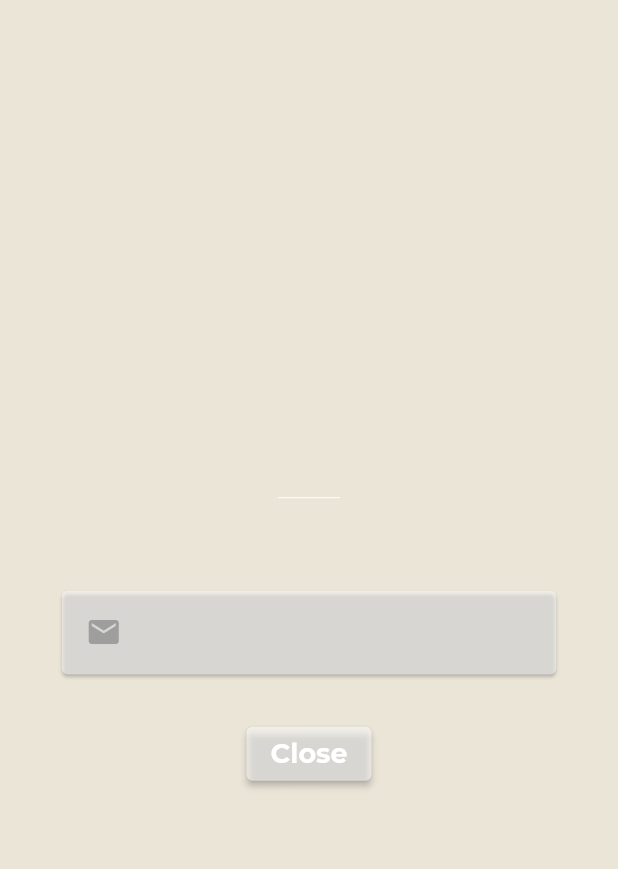
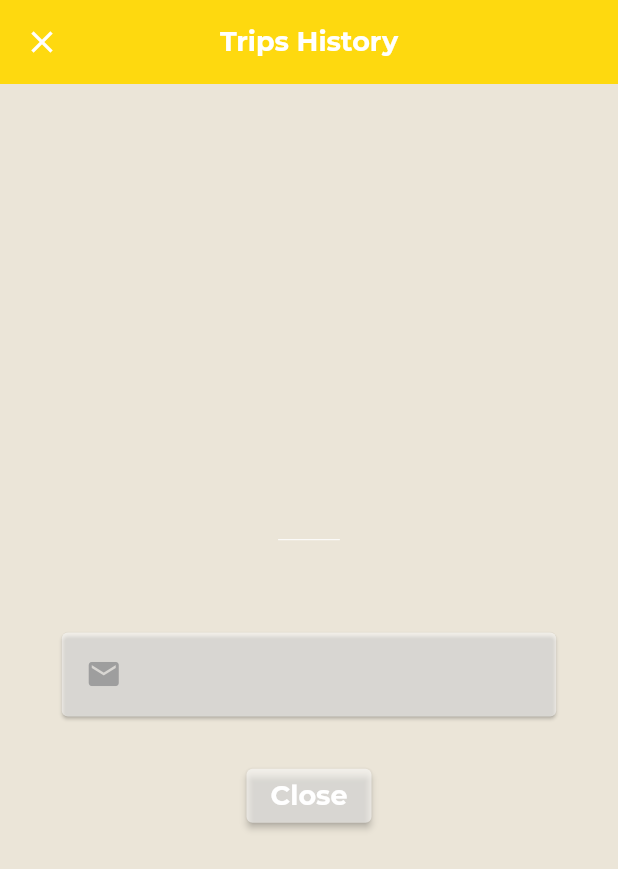
Before and after one commit to kryzlerahne/E-Hatid-Passenger-App, a Flutter app: the MapSample screen opened by its route, in the side drawer, after a tap on "Visit Profile", on a phone screen of 412 x 824 dp. Shown: the top 869 px of the screen. Run offline on Flutter 3.47's test engine with Material 2 defaults, Android fonts, the phone set to English and light mode, and no system bars; our stand-ins replace animate_do, cloud_firestore, curved_navigation_bar, email_validator, firebase_auth, firebase_core and 15 more; missing offline and left inert: flutter_geofire, flutter_polyline_points; accounts and stored records are empty.

Commit message:
About and Profile Screen

```diff
--- a/lib/profile_screen.dart
+++ b/lib/profile_screen.dart
@@ -17,6 +17,22 @@ class _ProfileScreenState extends State<ProfileScreen> {
   Widget build(BuildContext context) {
     return Scaffold(
       backgroundColor: Color(0xFFEBE5D8),
+      appBar: AppBar(
+        centerTitle: true,
+        backgroundColor: Color(0xFFFED90F),
+        title: Text(
+          "Trips History",
+          style:TextStyle(fontFamily: 'Montserrat', fontSize: 18, fontWeight: FontWeight.bold),
+        ),
+        elevation: 0,
+        leading: IconButton(
+          icon: Icon(Icons.close),
+          onPressed: ()
+          {
+            Navigator.pop(context);
+          },
+        ),
+      ),
       body: SafeArea(
         child: Column(
           mainAxisAlignment: MainAxisAlignment.center,
--- a/lib/select_nearest_active_driver_screen.dart
+++ b/lib/select_nearest_active_driver_screen.dart
@@ -92,7 +92,7 @@ class _SelectNearestActiveDriversScreenState extends State<SelectNearestActiveDr
                       ),
                     ),
                     SmoothStarRating(
-                      rating: 3.5,
+                      rating: dList[index]["ratings"] == null ? 0.0 : double.parse(dList[index]["ratings"]),
                       color: Colors.black,
                       borderColor: Colors.black,
                       allowHalfRating: true,
```
Also changed, not shown: lib/about_screen.dart (+96 -0 lines), lib/map_page.dart (+8 -1 lines).
